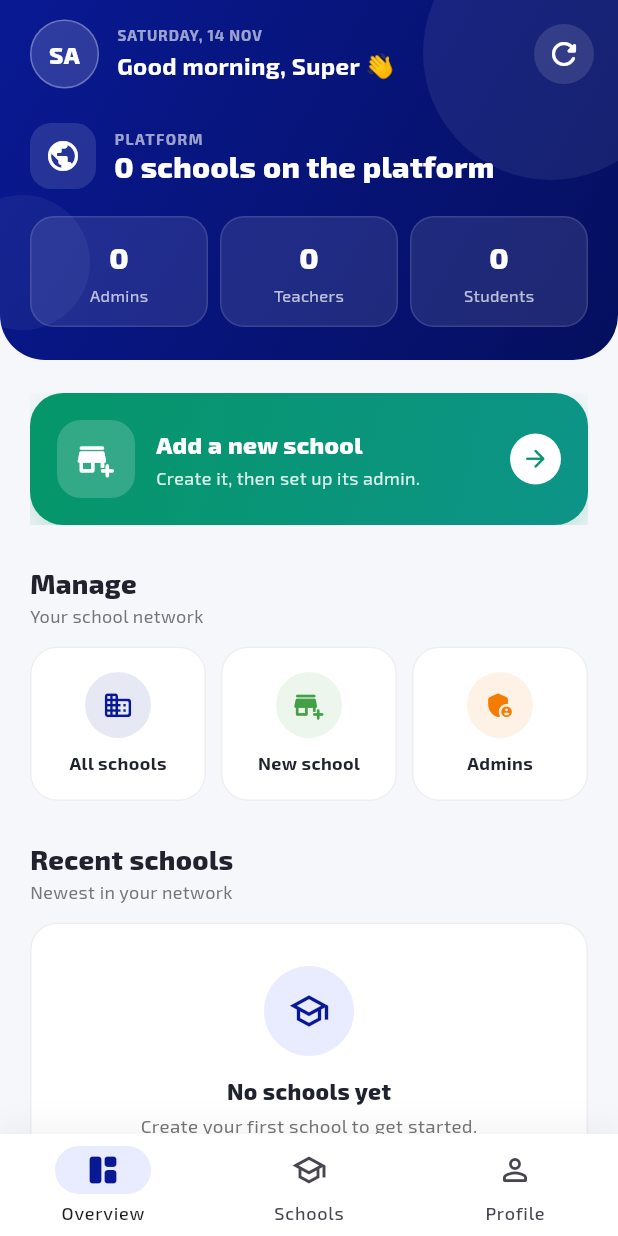
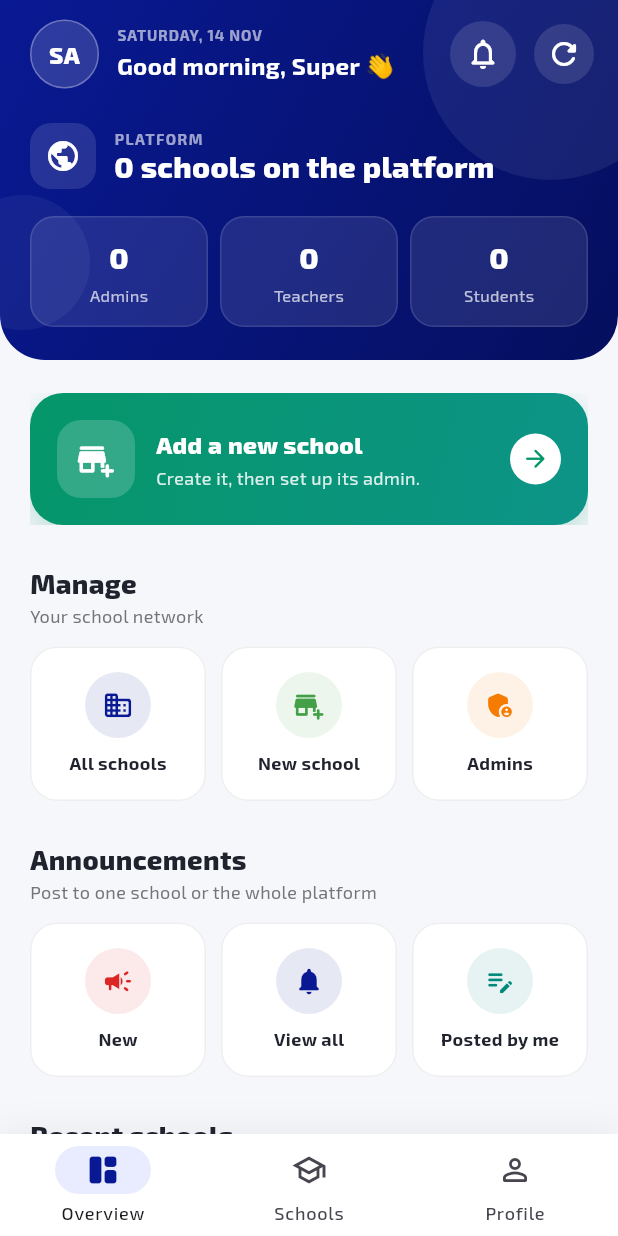
Before and after one commit to dosatop/SchoolManagementApp, a Flutter app: the SuperAdminDashboardPage screen opened by its route, on a phone screen of 412 x 824 dp. Run offline on Flutter 3.47's test engine with Material 3 defaults, Android fonts, the phone set to English and light mode, and no system bars; our stand-ins replace dio, file_picker, firebase_core, firebase_messaging, flutter_custom_clippers, flutter_riverpod and 7 more; accounts and stored records are empty.

Commit message:
Feat/Announcements Notifications fix on logout

```diff
--- a/lib/features/super_admin/presentation/super_admin_daashboard.dart
+++ b/lib/features/super_admin/presentation/super_admin_daashboard.dart
@@ -1,4 +1,6 @@
 import 'package:app/core/Widgets/NavBar/adaptive_nav_bar.dart';
+import 'package:app/features/announcements/presentation/widgets/announcement_widgets.dart';
+import 'package:app/features/announcements/provider/announcement_provider.dart';
 import 'package:app/features/auth/provider/auth_provider.dart';
 import 'package:app/features/students/presentation/widgets/student_common.dart';
 import 'package:app/features/super_admin/models/school_model.dart';
@@ -87,6 +89,13 @@ class _SuperAdminDashboardPageState
   void _open(String route) {
     context.push(route).then((_) {
       if (mounted) _refresh();
+    });
+  }
+
+  /// Announcement pages: refresh the bell's unread count on return.
+  void _openAnnouncements(String route) {
+    context.push(route).then((_) {
+      if (mounted) ref.invalidate(unreadAnnouncementsProvider);
     });
   }
 
@@ -278,6 +287,45 @@ class _SuperAdminDashboardPageState
 
                 const SizedBox(height: 26),
                 _sectionHeader(
+                  'Announcements',
+                  subtitle: 'Post to one school or the whole platform',
+                ),
+                const SizedBox(height: 12),
+                Row(
+                  children: [
+                    Expanded(
+                      child: _actionTile(
+                        icon: Icons.campaign_rounded,
+                        title: 'New',
+                        color: const Color(0xFFDC2626),
+                        onTap: () =>
+                            _openAnnouncements('/announcements/compose'),
+                      ),
+                    ),
+                    const SizedBox(width: 10),
+                    Expanded(
+                      child: _actionTile(
+                        icon: Icons.notifications_rounded,
+                        title: 'View all',
+                        color: primary,
+                        onTap: () => _openAnnouncements('/announcements'),
+                      ),
+                    ),
+                    const SizedBox(width: 10),
+                    Expanded(
+                      child: _actionTile(
+                        icon: Icons.edit_note_rounded,
+                        title: 'Posted by me',
+                        color: Colors.teal.shade600,
+                        onTap: () =>
+                            _openAnnouncements('/announcements?filter=mine'),
+                      ),
+                    ),
+                  ],
+                ),
+
+                const SizedBox(height: 26),
+                _sectionHeader(
                   'Recent schools',
                   subtitle: 'Newest in your network',
                   action: schools.isEmpty ? null : 'View all',
@@ -384,6 +432,16 @@ class _SuperAdminDashboardPageState
                             ),
                           ],
                         ),
+                      ),
+                      Container(
+                        width: 44,
+                        height: 44,
+                        margin: const EdgeInsets.only(right: 8),
+                        decoration: BoxDecoration(
+                          color: Colors.white.withValues(alpha: .12),
+                          shape: BoxShape.circle,
+                        ),
+                        child: const AnnouncementBell(color: Colors.white),
                       ),
                       IconButton(
                         tooltip: 'Refresh',
```
Also changed, not shown: lib/features/announcements/presentation/announcements_page.dart (+10 -3 lines), lib/features/parents/presentation/parent_dashboard_page.dart (+17 -2 lines), lib/features/router/app_router.dart (+6 -1 lines), lib/features/teacher/presentation/teacher/teacher_dashboard.dart (+21 -0 lines).
